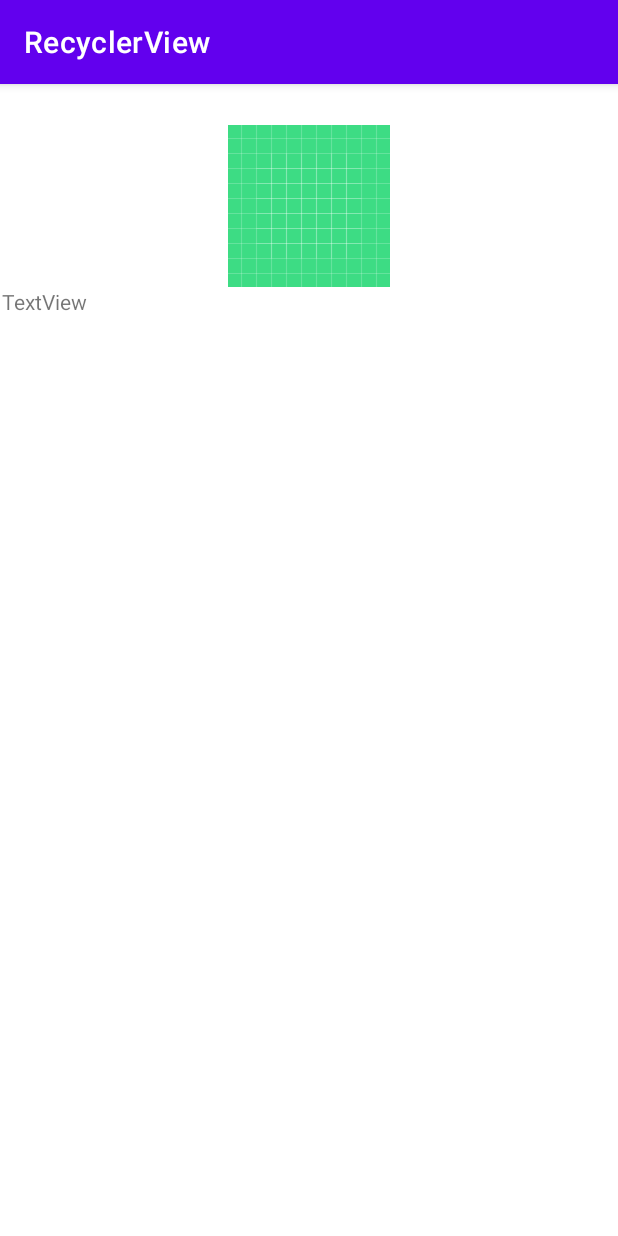
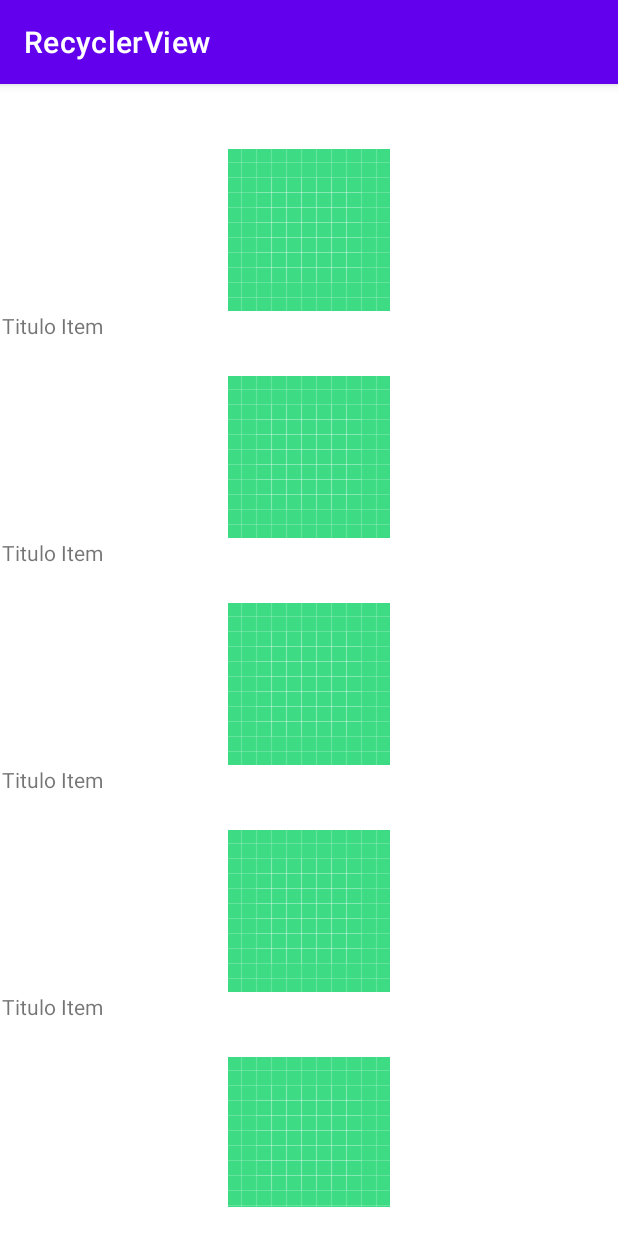
Before and after one commit to crohnaro/SimpleRecyclerView, an Android app: the screen it shows after launch (MainActivity), on a phone screen of 412 x 824 dp. Run offline under Robolectric (Android 15) with nearby library versions, the phone set to English and light mode, and no system bars.

Commit message:
Subindo mais alterações da lista

```diff
--- a/AndroidStudioProjects/RecyclerView/app/src/main/java/com/marlonncarvalhosa/recyclerview/MainAdapter.kt
+++ b/AndroidStudioProjects/RecyclerView/app/src/main/java/com/marlonncarvalhosa/recyclerview/MainAdapter.kt
@@ -7,8 +7,9 @@ import androidx.recyclerview.widget.RecyclerView
 
 class MainAdapter: RecyclerView.Adapter<CustomViewHolder>(){
 
+
     override fun getItemCount(): Int {
-        return 3
+        return 8
     }
 
     override fun onCreateViewHolder(parent: ViewGroup, viewType: Int): CustomViewHolder {
@@ -23,6 +24,6 @@ class MainAdapter: RecyclerView.Adapter<CustomViewHolder>(){
 
 }
 
-class CustomViewHolder(v: View): RecyclerView.ViewHolder (v){
+class CustomViewHolder(val view: View): RecyclerView.ViewHolder (view){
 
 }
--- a/AndroidStudioProjects/RecyclerView/app/src/main/res/layout/recycler_row.xml
+++ b/AndroidStudioProjects/RecyclerView/app/src/main/res/layout/recycler_row.xml
@@ -3,14 +3,14 @@
     xmlns:app="http://schemas.android.com/apk/res-auto"
     xmlns:tools="http://schemas.android.com/tools"
     android:layout_width="match_parent"
-    android:layout_height="match_parent">
+    android:layout_height="wrap_content">
 
     <ImageView
         android:id="@+id/imageView"
-        android:layout_width="0dp"
+        android:layout_width="wrap_content"
         android:layout_height="wrap_content"
         android:layout_marginStart="8dp"
-        android:layout_marginTop="8dp"
+        android:layout_marginTop="24dp"
         android:layout_marginEnd="8dp"
         app:layout_constraintEnd_toEndOf="parent"
         app:layout_constraintStart_toStartOf="parent"
@@ -21,7 +21,7 @@
         android:id="@+id/textView"
         android:layout_width="0dp"
         android:layout_height="wrap_content"
-        android:text="TextView"
+        android:text="Titulo Item"
         app:layout_constraintEnd_toEndOf="parent"
         app:layout_constraintStart_toStartOf="parent"
         app:layout_constraintTop_toBottomOf="@+id/imageView" />
```
